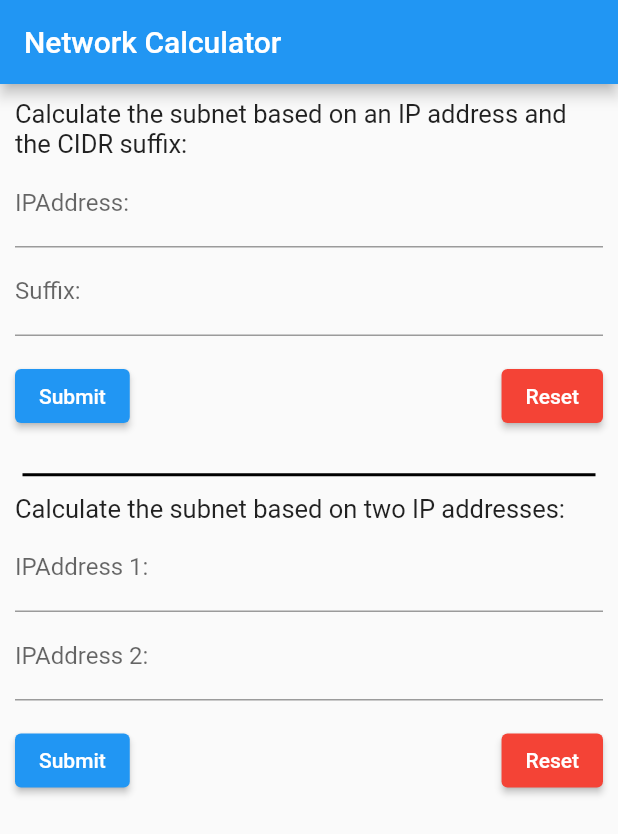
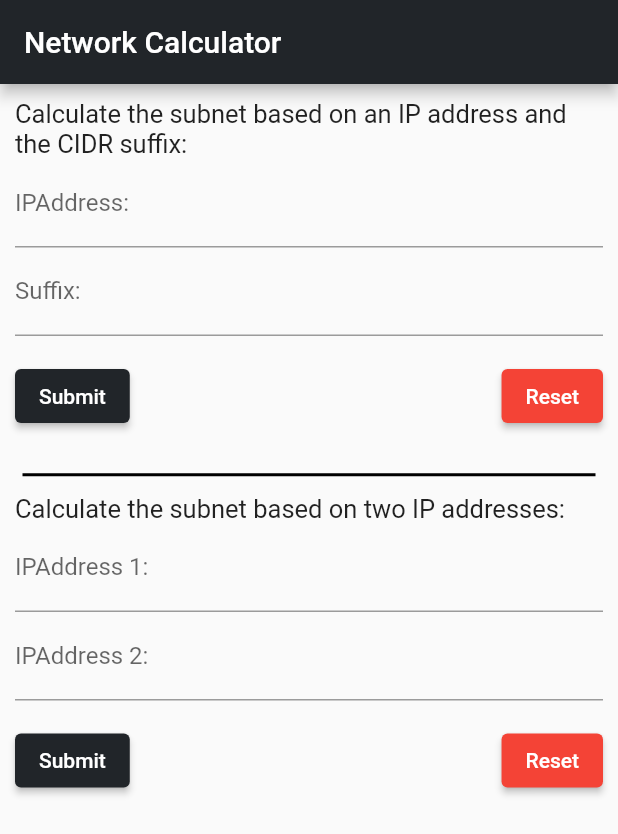
Before and after one commit to Malte2036/networkcalculator, a Flutter app: the screen it shows after launch, on a phone screen of 412 x 824 dp. Shown: the top 834 px of the screen. Run offline on Flutter 3.47's test engine with Material 2 defaults, Android fonts, the light colour scheme and no system bars.

Commit message:
Changed: ColorTheme

```diff
--- a/lib/main.dart
+++ b/lib/main.dart
@@ -6,6 +6,19 @@ void main() {
 }
 
 class MyApp extends StatelessWidget {
+  Map<int, Color> color = <int, Color>{
+    50: const Color.fromRGBO(255, 255, 255, 1),
+    100: const Color.fromRGBO(248, 249, 250, 1),
+    200: const Color.fromRGBO(233, 236, 239, 1),
+    300: const Color.fromRGBO(222, 226, 230, 1),
+    400: const Color.fromRGBO(206, 212, 218, 1),
+    500: const Color.fromRGBO(173, 181, 189, 1),
+    600: const Color.fromRGBO(108, 117, 125, 1),
+    700: const Color.fromRGBO(73, 80, 87, 1),
+    800: const Color.fromRGBO(52, 58, 64, 1),
+    900: const Color.fromRGBO(33, 37, 41, 1)
+  };
+
   // This widget is the root of your application.
   @override
   Widget build(BuildContext context) {
@@ -13,7 +26,7 @@ class MyApp extends StatelessWidget {
       title: 'Network Calculator',
       debugShowCheckedModeBanner: false,
       theme: ThemeData(
-        primarySwatch: Colors.blue,
+        primarySwatch: MaterialColor(0xFF212529, color),
       ),
       home: NetworkManagerMainScreen(),
     );
```
